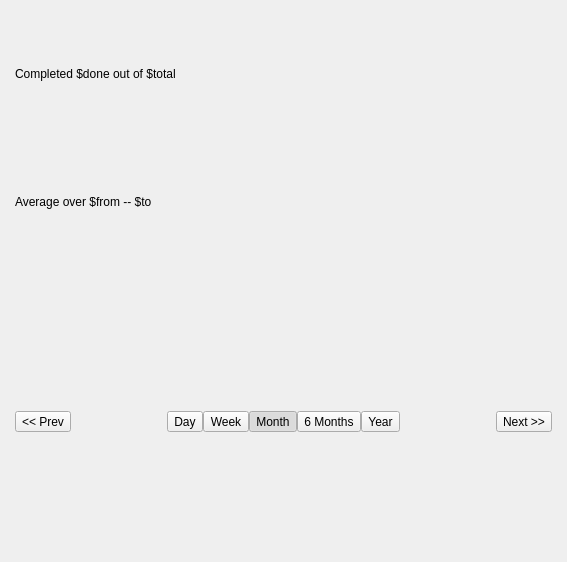
This is res/stats.ui in flowkeeper-org/fk-desktop as Qt 5 draws it before an edit. The edited form follows.
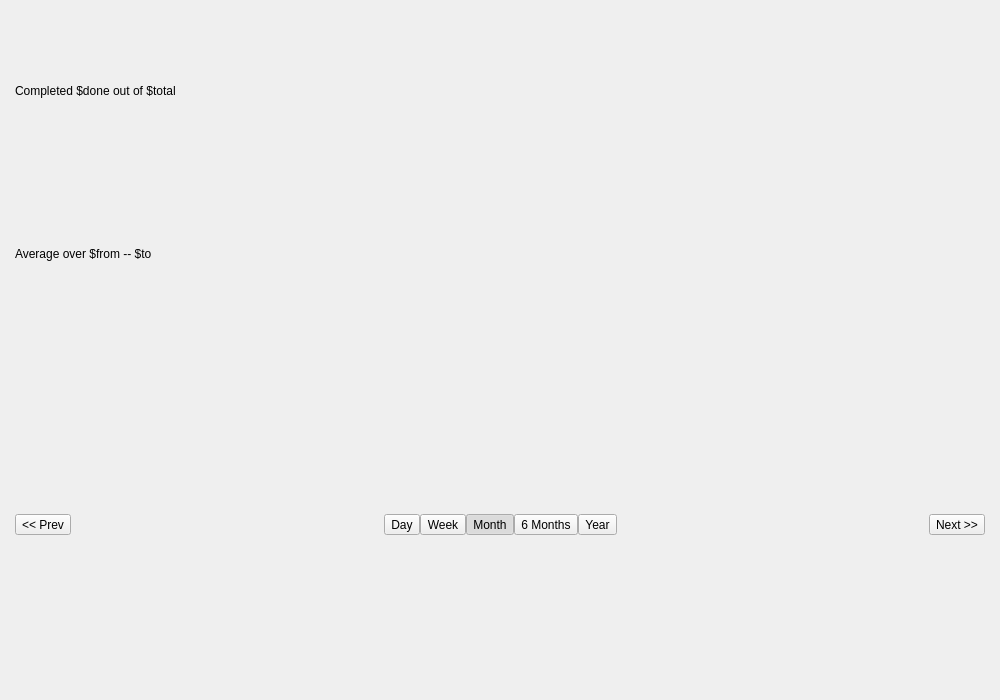
This is the edited form.

Commit message: Finalized the stats view, ready to release v0.6.0

Patch:
```diff
--- a/res/stats.ui
+++ b/res/stats.ui
@@ -1,19 +1,18 @@
 <?xml version="1.0" encoding="UTF-8"?>
 <ui version="4.0">
  <class>StatsWindow</class>
- <widget class="QMainWindow" name="StatsWindow">
+ <widget class="QDialog" name="StatsWindow">
   <property name="geometry">
    <rect>
     <x>0</x>
     <y>0</y>
-    <width>567</width>
-    <height>562</height>
+    <width>1000</width>
+    <height>700</height>
    </rect>
   </property>
   <property name="windowTitle">
    <string>MainWindow</string>
   </property>
-  <widget class="QWidget" name="centralwidget">
    <layout class="QVBoxLayout" name="verticalLayout">
     <property name="spacing">
      <number>0</number>
@@ -220,7 +219,6 @@
     </item>
    </layout>
   </widget>
- </widget>
  <resources/>
  <connections/>
 </ui>
```
Left out of the diff: 20 changed lines with no effect on the pictures. The commit also changes 2 other files.
